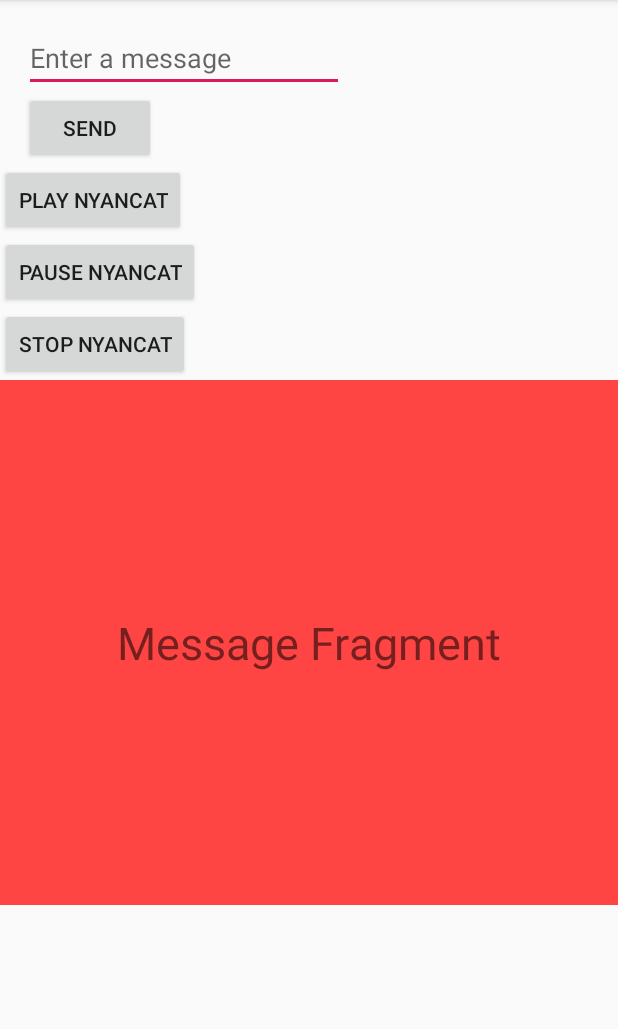
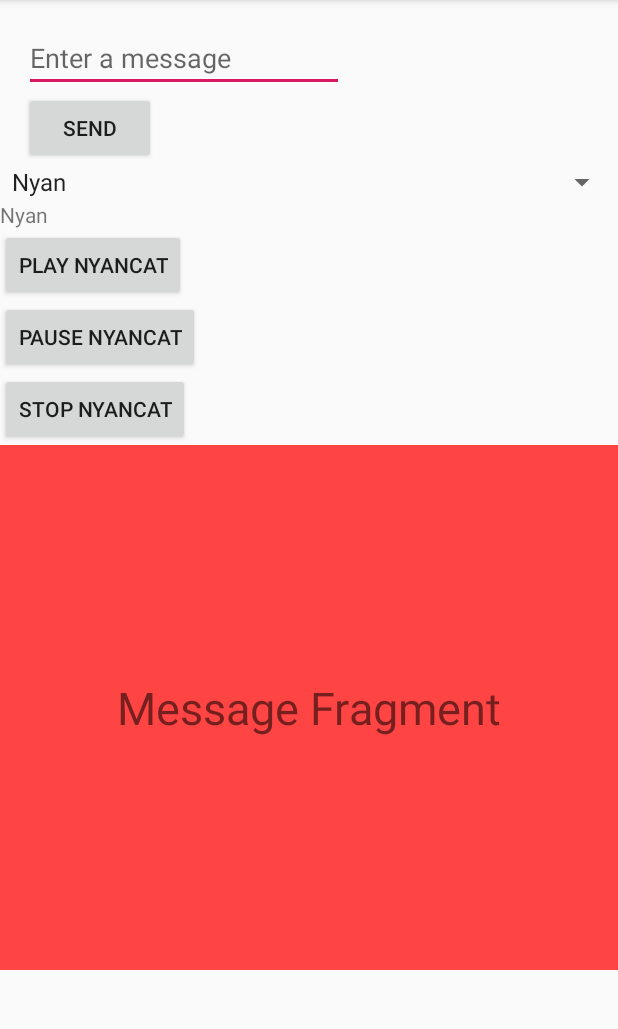
Before and after one commit to MBatroukh/POC-Android-App, an Android app: the screen it shows after launch (MainActivity), after a tap on "PLAY NYANCAT", on a phone screen of 412 x 824 dp, the part 84-1113 px from its top. Run offline under Robolectric (Android 15) with nearby library versions, the phone set to English and light mode, and no system bars.

Commit message:
Added ability to change audio file for playback

```diff
--- a/app/src/main/java/com/example/myfirstapp/MainActivity.java
+++ b/app/src/main/java/com/example/myfirstapp/MainActivity.java
@@ -8,25 +8,30 @@ import androidx.core.view.GravityCompat;
 import androidx.drawerlayout.widget.DrawerLayout;
 
 import android.content.Intent;
+import android.content.res.Resources;
 import android.media.MediaPlayer;
 import android.net.Uri;
 import android.os.Bundle;
 import android.view.MenuItem;
 import android.view.View;
+import android.widget.AdapterView;
+import android.widget.ArrayAdapter;
 import android.widget.Button;
 import android.widget.EditText;
+import android.widget.Spinner;
+import android.widget.TextView;
 import android.widget.Toast;
 
 import com.google.android.material.navigation.NavigationView;
 
 
-public class MainActivity extends AppCompatActivity implements NavigationView.OnNavigationItemSelectedListener, View.OnClickListener {
+public class MainActivity extends AppCompatActivity implements NavigationView.OnNavigationItemSelectedListener, View.OnClickListener, AdapterView.OnItemSelectedListener {
     public static final String EXTRA_MESSAGE = "com.example.myfirstapp.MESSAGE";
-//    public static MediaPlayer player;
     private DrawerLayout drawer;
 
     Button play, pause, stop;
     MediaPlayer player;
+    int audioFile;
     int pausePosition;
 
     @Override
@@ -49,33 +54,18 @@ public class MainActivity extends AppCompatActivity implements NavigationView.On
 
         toggle.syncState();
 
-//        final MediaPlayer player = MediaPlayer.create(this, R.raw.nyan);
-//
-////        final Button playPauseNyanCat = (Button) this.findViewById(R.id.play_pause_nyancat_button);
-//
-////        player = MediaPlayer.create(MainActivity.this, R.raw.nyan);
-//
-////        playPauseNyanCat.setOnClickListener(new View.OnClickListener(){
-////            public void onClick(View view){
-////                if(player.isPlaying()){
-////                    playPauseNyanCat.setText("Play Nyancat");
-////                    player.pause();
-////                } else {
-////                    playPauseNyanCat.setText("Pause Nyancat");
-////                    player.start();
-////                }
-////
-////            }
-////        });
-////
-////        stopNyanCat.setOnClickListener(new View.OnClickListener(){
-////            public void onClick(View view){
-////                if(player.isPlaying()) {
-////                    playPauseNyanCat.setText("Play Nyancat");
-////                    player.stop();
-////                }
-////            };
-////        });
+        Spinner spinner = (Spinner) findViewById(R.id.file_selector);
+        spinner.setOnItemSelectedListener(this);
+
+        // Create an ArrayAdapter using the string array and a default spinner layout
+        ArrayAdapter<CharSequence> adapter = ArrayAdapter.createFromResource(this,
+                R.array.audio_file_options, android.R.layout.simple_spinner_item);
+
+        // Specify the layout to use when the list of choices appears
+        adapter.setDropDownViewResource(android.R.layout.simple_spinner_dropdown_item);
+
+        // Apply the adapter to the spinner
+        spinner.setAdapter(adapter);
 
         play = (Button) findViewById(R.id.play_nyancat_button);
         pause = (Button) findViewById(R.id.pause_nyancat_button);
@@ -94,12 +84,28 @@ public class MainActivity extends AppCompatActivity implements NavigationView.On
 
     }
 
+    public void onItemSelected(AdapterView<?> parent, View view,
+                               int pos, long id) {
+        TextView overwriteMe = (TextView) findViewById(R.id.overwrite);
+        // An item was selected. You can retrieve the selected item using
+        // parent.getItemAtPosition(pos)
+        Resources res = getResources();
+        int soundId = res.getIdentifier(parent.getItemAtPosition(pos).toString().toLowerCase(), "raw", getPackageName());
+
+        audioFile = soundId;
+        overwriteMe.setText(parent.getItemAtPosition(pos).toString());
+    }
+
+    public void onNothingSelected(AdapterView<?> parent) {
+        // Another interface callback
+    }
+
     @Override
     public void onClick(View view){
         switch (view.getId()){
             case R.id.play_nyancat_button:
                 if(player == null){
-                    player = MediaPlayer.create(getApplicationContext(), R.raw.nyan);
+                    player = MediaPlayer.create(getApplicationContext(), audioFile);
                     player.start();
                 } else if(!player.isPlaying()){
                     player.seekTo(pausePosition);
--- a/app/src/main/res/layout/activity_main.xml
+++ b/app/src/main/res/layout/activity_main.xml
@@ -52,6 +52,17 @@
             app:layout_constraintHorizontal_bias="0.5"
             app:layout_constraintStart_toEndOf="@+id/editText" />
 
+        <Spinner
+            android:id="@+id/file_selector"
+            android:layout_width="fill_parent"
+            android:layout_height="wrap_content" />
+
+        <TextView
+            android:layout_width="wrap_content"
+            android:layout_height="wrap_content"
+            android:id="@+id/overwrite"
+            android:text="Will Be overwritten"/>
+
         <Button
             android:id="@+id/play_nyancat_button"
             android:layout_width="wrap_content"
--- /dev/null
+++ b/app/src/main/res/values/audio_options.xml
@@ -0,0 +1,8 @@
+<?xml version="1.0" encoding="utf-8"?>
+<resources>
+    <string-array name="audio_file_options">
+        <item>Nyan</item>
+        <item>Bell</item>
+        <item>Door</item>
+    </string-array>
+</resources>
```
Also changed, not shown: 2 other files.
